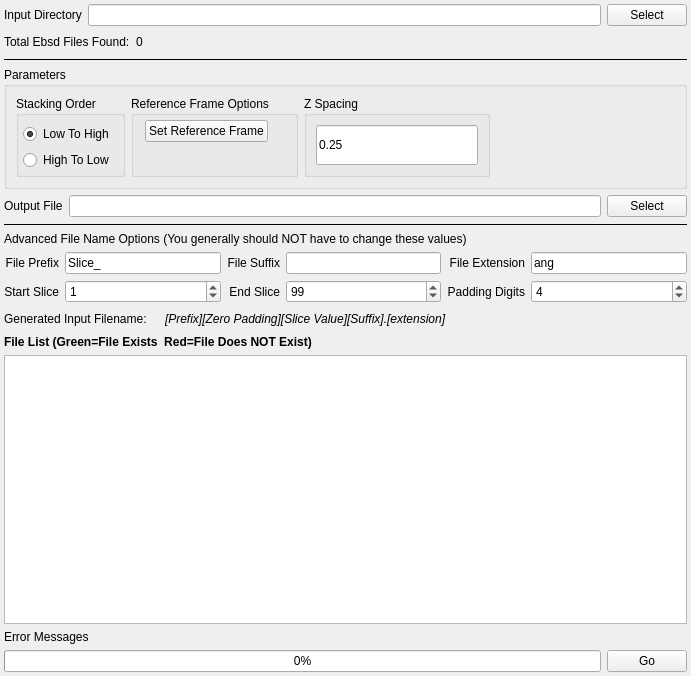
Qt form Source/Plugins/EbsdImport/UI/EbsdImportWidget.ui (BlueQuartzSoftware/DREAM3D) before a commit.
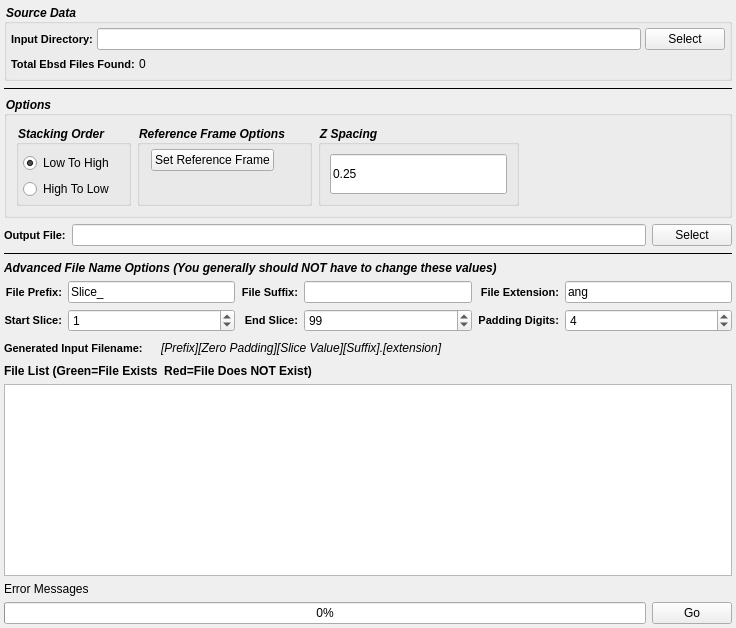
The same form after that commit. Custom widgets are drawn as their Qt base class.

The edit to the form file:
```diff
--- a/Source/Plugins/EbsdImport/UI/EbsdImportWidget.ui
+++ b/Source/Plugins/EbsdImport/UI/EbsdImportWidget.ui
@@ -6,70 +6,18 @@
    <rect>
     <x>0</x>
     <y>0</y>
-    <width>691</width>
-    <height>676</height>
+    <width>736</width>
+    <height>609</height>
    </rect>
   </property>
   <property name="windowTitle">
    <string>Form</string>
   </property>
-  <layout class="QVBoxLayout" name="verticalLayout">
+  <layout class="QGridLayout" name="gridLayout_3">
    <property name="margin">
     <number>4</number>
    </property>
-   <item>
-    <layout class="QGridLayout" name="gridLayout_19">
-     <item row="0" column="0">
-      <widget class="QLabel" name="label_29">
-       <property name="text">
-        <string>Input Directory</string>
-       </property>
-      </widget>
-     </item>
-     <item row="0" column="1">
-      <widget class="QFSDropLineEdit" name="m_InputDir"/>
-     </item>
-     <item row="0" column="2">
-      <widget class="QPushButton" name="m_InputDirBtn">
-       <property name="text">
-        <string>Select</string>
-       </property>
-      </widget>
-     </item>
-    </layout>
-   </item>
-   <item>
-    <layout class="QHBoxLayout" name="horizontalLayout_17">
-     <item>
-      <widget class="QLabel" name="label_47">
-       <property name="text">
-        <string>Total Ebsd Files Found:</string>
-       </property>
-      </widget>
-     </item>
-     <item>
-      <widget class="QLabel" name="m_TotalSlices">
-       <property name="text">
-        <string>0</string>
-       </property>
-      </widget>
-     </item>
-     <item>
-      <spacer name="horizontalSpacer_26">
-       <property name="orientation">
-        <enum>Qt::Horizontal</enum>
-       </property>
-       <property name="sizeHint" stdset="0">
-        <size>
-         <width>40</width>
-         <height>20</height>
-        </size>
-       </property>
-      </spacer>
-     </item>
-    </layout>
-   </item>
-   <item>
+   <item row="1" column="0">
     <widget class="Line" name="line_8">
      <property name="frameShadow">
       <enum>QFrame::Plain</enum>
@@ -79,7 +27,7 @@
      </property>
     </widget>
    </item>
-   <item>
+   <item row="2" column="0">
     <widget class="QGroupBox" name="groupBox">
      <property name="sizePolicy">
       <sizepolicy hsizetype="Preferred" vsizetype="Maximum">
@@ -87,12 +35,32 @@
        <verstretch>0</verstretch>
       </sizepolicy>
      </property>
+     <property name="styleSheet">
+      <string notr="true">QGroupBox 
+{
+	font-style: italic;font-weight: bold;
+font-size: 12px;
+}</string>
+     </property>
      <property name="title">
-      <string>Parameters</string>
+      <string>Options</string>
+     </property>
+     <property name="flat">
+      <bool>false</bool>
+     </property>
+     <property name="checkable">
+      <bool>false</bool>
      </property>
      <layout class="QGridLayout" name="gridLayout">
       <item row="0" column="1">
        <widget class="QGroupBox" name="originGroupBox">
+        <property name="styleSheet">
+         <string notr="true">QGroupBox 
+{
+	font-style: italic;font-weight: bold;
+font-size: 12px;
+}</string>
+        </property>
         <property name="title">
          <string>Reference Frame Options</string>
         </property>
@@ -140,6 +108,16 @@
       </item>
       <item row="0" column="0">
        <widget class="QGroupBox" name="stackingGroupBox">
+        <property name="toolTip">
+         <string>This is the order that the input files are arranged in XYZ space so that a specific file is equivelent to the physical Z=0 Origin</string>
+        </property>
+        <property name="styleSheet">
+         <string notr="true">QGroupBox 
+{
+	font-style: italic;font-weight: bold;
+font-size: 12px;
+}</string>
+        </property>
         <property name="title">
          <string>Stacking Order</string>
         </property>
@@ -206,6 +184,13 @@
           <height>0</height>
          </size>
         </property>
+        <property name="styleSheet">
+         <string notr="true">QGroupBox 
+{
+	font-style: italic;font-weight: bold;
+font-size: 12px;
+}</string>
+        </property>
         <property name="title">
          <string>Z Spacing</string>
         </property>
@@ -229,17 +214,27 @@
      </layout>
     </widget>
    </item>
-   <item>
+   <item row="3" column="0">
     <layout class="QHBoxLayout" name="horizontalLayout_14">
      <item>
       <widget class="QLabel" name="label_53">
+       <property name="styleSheet">
+        <string>QLabel {
+font-weight: bold;
+font-size: 11px;
+}</string>
+       </property>
        <property name="text">
-        <string>Output File</string>
+        <string>Output File:</string>
        </property>
       </widget>
      </item>
      <item>
-      <widget class="QFSDropLineEdit" name="m_OutputFile"/>
+      <widget class="QFSDropLineEdit" name="m_OutputFile">
+       <property name="toolTip">
+        <string>The absolute path to the output file</string>
+       </property>
+      </widget>
      </item>
      <item>
       <widget class="QPushButton" name="m_OutputFileBtn">
@@ -250,7 +245,7 @@
      </item>
     </layout>
    </item>
-   <item>
+   <item row="4" column="0">
     <widget class="Line" name="line_9">
      <property name="frameShadow">
       <enum>QFrame::Plain</enum>
@@ -260,19 +255,32 @@
      </property>
     </widget>
    </item>
-   <item>
+   <item row="5" column="0">
     <widget class="QLabel" name="label_58">
+     <property name="styleSheet">
+      <string notr="true">QLabel 
+{
+	font-style: italic;font-weight: bold;
+font-size: 12px;
+}</string>
+     </property>
      <property name="text">
       <string>Advanced File Name Options (You generally should NOT have to change these values)</string>
      </property>
     </widget>
    </item>
-   <item>
+   <item row="6" column="0">
     <layout class="QGridLayout" name="gridLayout_20">
      <item row="1" column="0">
       <widget class="QLabel" name="label_50">
+       <property name="styleSheet">
+        <string notr="true">QLabel {
+font-weight: bold;
+font-size: 11px;
+}</string>
+       </property>
        <property name="text">
-        <string>Start Slice</string>
+        <string>Start Slice:</string>
        </property>
        <property name="alignment">
         <set>Qt::AlignRight|Qt::AlignTrailing|Qt::AlignVCenter</set>
@@ -297,8 +305,14 @@
      </item>
      <item row="1" column="2">
       <widget class="QLabel" name="label_51">
+       <property name="styleSheet">
+        <string notr="true">QLabel {
+font-weight: bold;
+font-size: 11px;
+}</string>
+       </property>
        <property name="text">
-        <string>End Slice</string>
+        <string>End Slice:</string>
        </property>
        <property name="alignment">
         <set>Qt::AlignRight|Qt::AlignTrailing|Qt::AlignVCenter</set>
@@ -323,8 +337,14 @@
      </item>
      <item row="1" column="4">
       <widget class="QLabel" name="label_21">
+       <property name="styleSheet">
+        <string notr="true">QLabel {
+font-weight: bold;
+font-size: 11px;
+}</string>
+       </property>
        <property name="text">
-        <string>Padding Digits</string>
+        <string>Padding Digits:</string>
        </property>
        <property name="alignment">
         <set>Qt::AlignRight|Qt::AlignTrailing|Qt::AlignVCenter</set>
@@ -340,8 +360,14 @@
      </item>
      <item row="0" column="0">
       <widget class="QLabel" name="label_32">
+       <property name="styleSheet">
+        <string notr="true">QLabel {
+font-weight: bold;
+font-size: 11px;
+}</string>
+       </property>
        <property name="text">
-        <string>File Prefix</string>
+        <string>File Prefix:</string>
        </property>
        <property name="alignment">
         <set>Qt::AlignRight|Qt::AlignTrailing|Qt::AlignVCenter</set>
@@ -357,8 +383,14 @@
      </item>
      <item row="0" column="2">
       <widget class="QLabel" name="label_13">
+       <property name="styleSheet">
+        <string notr="true">QLabel {
+font-weight: bold;
+font-size: 11px;
+}</string>
+       </property>
        <property name="text">
-        <string>File Suffix</string>
+        <string>File Suffix:</string>
        </property>
        <property name="alignment">
         <set>Qt::AlignRight|Qt::AlignTrailing|Qt::AlignVCenter</set>
@@ -370,8 +402,14 @@
      </item>
      <item row="0" column="4">
       <widget class="QLabel" name="label_56">
+       <property name="styleSheet">
+        <string notr="true">QLabel {
+font-weight: bold;
+font-size: 11px;
+}</string>
+       </property>
        <property name="text">
-        <string>File Extension</string>
+        <string>File Extension:</string>
        </property>
        <property name="alignment">
         <set>Qt::AlignRight|Qt::AlignTrailing|Qt::AlignVCenter</set>
@@ -387,10 +425,16 @@
      </item>
     </layout>
    </item>
-   <item>
+   <item row="7" column="0">
     <layout class="QHBoxLayout" name="_6">
      <item>
       <widget class="QLabel" name="label_17">
+       <property name="styleSheet">
+        <string notr="true">QLabel {
+font-weight: bold;
+font-size: 11px;
+}</string>
+       </property>
        <property name="text">
         <string>Generated Input Filename:</string>
        </property>
@@ -439,7 +483,7 @@
      </item>
     </layout>
    </item>
-   <item>
+   <item row="8" column="0">
     <widget class="QLabel" name="label_57">
      <property name="font">
       <font>
@@ -453,7 +497,7 @@
      </property>
     </widget>
    </item>
-   <item>
+   <item row="9" column="0">
     <widget class="QListWidget" name="m_FileListView">
      <property name="sizePolicy">
       <sizepolicy hsizetype="Expanding" vsizetype="MinimumExpanding">
@@ -463,14 +507,14 @@
      </property>
     </widget>
    </item>
-   <item>
+   <item row="10" column="0">
     <widget class="QLabel" name="m_ErrorMessage">
      <property name="text">
       <string>Error Messages</string>
      </property>
     </widget>
    </item>
-   <item>
+   <item row="11" column="0">
     <layout class="QHBoxLayout" name="horizontalLayout_15">
      <item>
       <widget class="QProgressBar" name="m_progressBar">
@@ -488,6 +532,96 @@
      </item>
     </layout>
    </item>
+   <item row="0" column="0">
+    <widget class="QGroupBox" name="groupBox_3">
+     <property name="styleSheet">
+      <string notr="true">QGroupBox 
+{
+	font-style: italic;font-weight: bold;
+  font-size: 12px;
+  }
+</string>
+     </property>
+     <property name="title">
+      <string>Source Data</string>
+     </property>
+     <layout class="QGridLayout" name="gridLayout_6">
+      <property name="margin">
+       <number>4</number>
+      </property>
+      <property name="spacing">
+       <number>4</number>
+      </property>
+      <item row="0" column="0">
+       <layout class="QGridLayout" name="gridLayout_4">
+        <item row="0" column="0">
+         <widget class="QLabel" name="label_29">
+          <property name="toolTip">
+           <string>The directory that contains the .ang or .ctf files</string>
+          </property>
+          <property name="styleSheet">
+           <string notr="true">QLabel {
+font-weight: bold;
+font-size: 11px;
+}</string>
+          </property>
+          <property name="text">
+           <string>Input Directory:</string>
+          </property>
+         </widget>
+        </item>
+        <item row="0" column="1">
+         <widget class="QFSDropLineEdit" name="m_InputDir"/>
+        </item>
+        <item row="0" column="2">
+         <widget class="QPushButton" name="m_InputDirBtn">
+          <property name="text">
+           <string>Select</string>
+          </property>
+         </widget>
+        </item>
+       </layout>
+      </item>
+      <item row="1" column="0">
+       <layout class="QGridLayout" name="gridLayout_5">
+        <item row="0" column="0">
+         <widget class="QLabel" name="label_47">
+          <property name="styleSheet">
+           <string notr="true">QLabel {
+font-weight: bold;
+font-size: 11px;
+}</string>
+          </property>
+          <property name="text">
+           <string>Total Ebsd Files Found:</string>
+          </property>
+         </widget>
+        </item>
+        <item row="0" column="1">
+         <widget class="QLabel" name="m_TotalSlices">
+          <property name="text">
+           <string>0</string>
+          </property>
+         </widget>
+        </item>
+        <item row="0" column="2">
+         <spacer name="horizontalSpacer_2">
+          <property name="orientation">
+           <enum>Qt::Horizontal</enum>
+          </property>
+          <property name="sizeHint" stdset="0">
+           <size>
+            <width>40</width>
+            <height>20</height>
+           </size>
+          </property>
+         </spacer>
+        </item>
+       </layout>
+      </item>
+     </layout>
+    </widget>
+   </item>
   </layout>
  </widget>
  <customwidgets>
```
Left out of the diff: 29 changed lines with no effect on the pictures.
